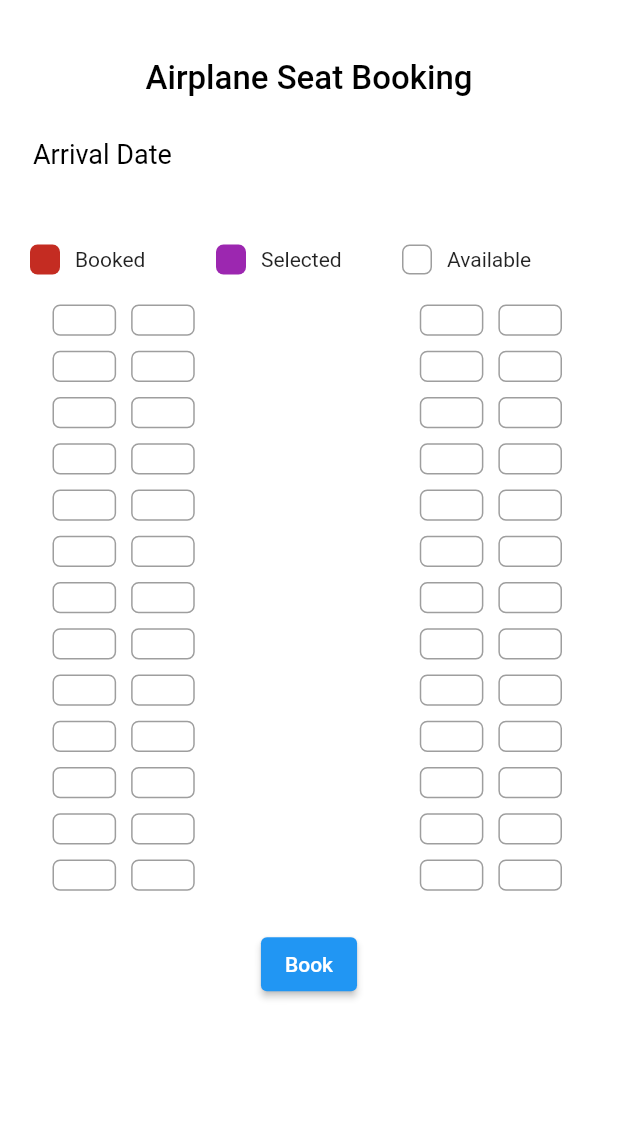
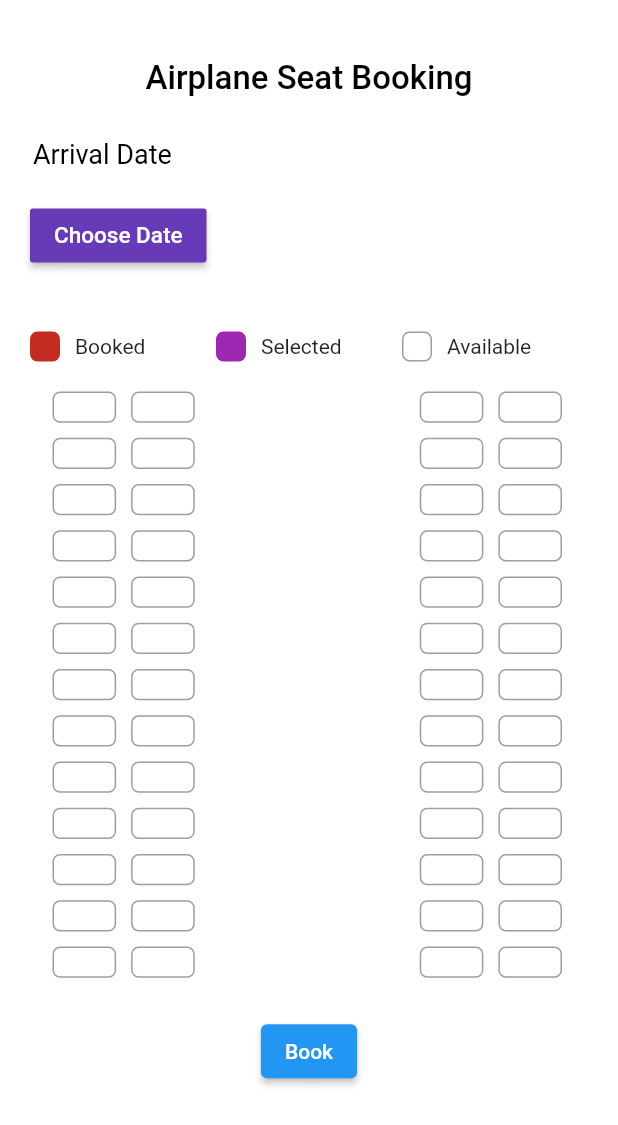
Before and after one commit to asmita91/chahewoneu, a Flutter app: the Airplane screen opened by its route, on a phone screen of 412 x 824 dp. Shown: the top 1125 px of the screen. Run offline on Flutter 3.47's test engine with Material 2 defaults, Android fonts, the phone set to English and light mode, and no system bars; our stand-ins replace cloud_firestore, firebase_auth, firebase_core, get, image_picker; missing offline and left inert: flutter_flushbar; accounts and stored records are empty; Roboto replaces fonts that are missing (Times New Roman).

```diff
--- a/lib/UserScreens/Transportation/ChooseAirplaneSeat.dart
+++ b/lib/UserScreens/Transportation/ChooseAirplaneSeat.dart
@@ -4,6 +4,7 @@ import 'package:chahewoneu/repositories/AirplaneRepo.dart';
 import 'package:flutter/material.dart';
 import 'package:flutter/services.dart';
 import 'package:flutter_flushbar/flutter_flushbar.dart';
+import 'package:intl/intl.dart';
 
 bool isSelected = false;
 bool isBooked = false;
@@ -146,7 +147,53 @@ class _AirplaneState extends State<Airplane> {
             SizedBox(
               height: 10,
             ),
+
+            Row(
+              children: [
+                Container(
+                  alignment: Alignment.topLeft,
+                  padding: EdgeInsets.only(left: 20, top: 10),
+                  child: MaterialButton(
+                    onPressed: () async {
+                      DateTime? pickedDate = await showDatePicker(
+                          context: context,
+                          initialDate: DateTime.now(),
+                          firstDate: DateTime(1950),
+                          //DateTime.now() - not to allow to choose before today.
+                          lastDate: DateTime(2100));
+                      if (pickedDate != null) {
+                        print(
+                            pickedDate); //pickedDate output format => 2021-03-10 00:00:00.000
+                        String formattedDate =
+                        DateFormat('yyyy-MM-dd').format(pickedDate);
+                        setState(() {
+                          //set output date to TextField value.
+                          selectedDate = formattedDate;
+                        });
+                      } else {}
+                    },
+                    child: Text(
+                      "Choose Date",
+                      style: TextStyle(
+                        fontSize: 15,
+                        fontFamily: "Times New Roman",
+                        color: Colors.white,
+                      ),
+                    ),
+                    color: Colors.deepPurple,
+                  ),
+                ),
+                SizedBox(width: 20.0),
+                Text(selectedDate,
+                    style: TextStyle(
+                        fontWeight: FontWeight.bold,
+                        fontSize: 13,
+                        fontStyle: FontStyle.italic,
+                        letterSpacing: 2)),
+              ],
+            ),
             //////sanjeeeeeeeeelaaaaaaaaaa addddddddd hereeeeeeeeeeeeeeee
+
             SizedBox(
               height: 20,
             ),
--- a/lib/main.dart
+++ b/lib/main.dart
@@ -17,7 +17,7 @@ Future<void> main() async {
   await Firebase.initializeApp();
   runApp(MaterialApp(
       debugShowCheckedModeBanner: false,
-      initialRoute: AdminAirplane.route,
+      initialRoute: Airplane.route,
       routes: {
         AdminAirplane.route: (context) => AdminAirplane(),
         "userlogin": (context) => UserLoginPage(),
```
Also changed, not shown: pubspec.lock.
